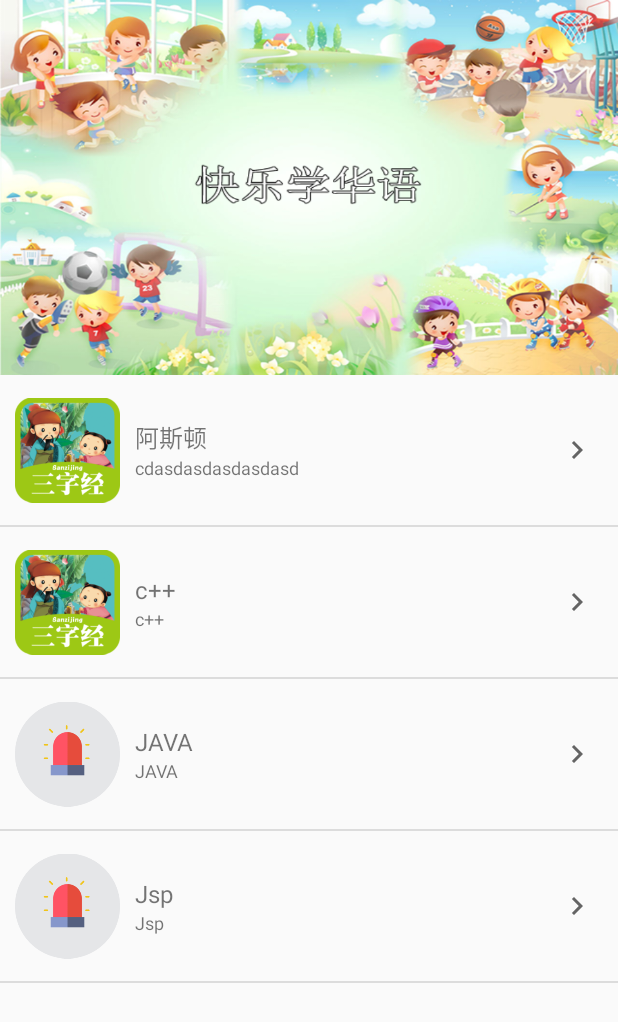
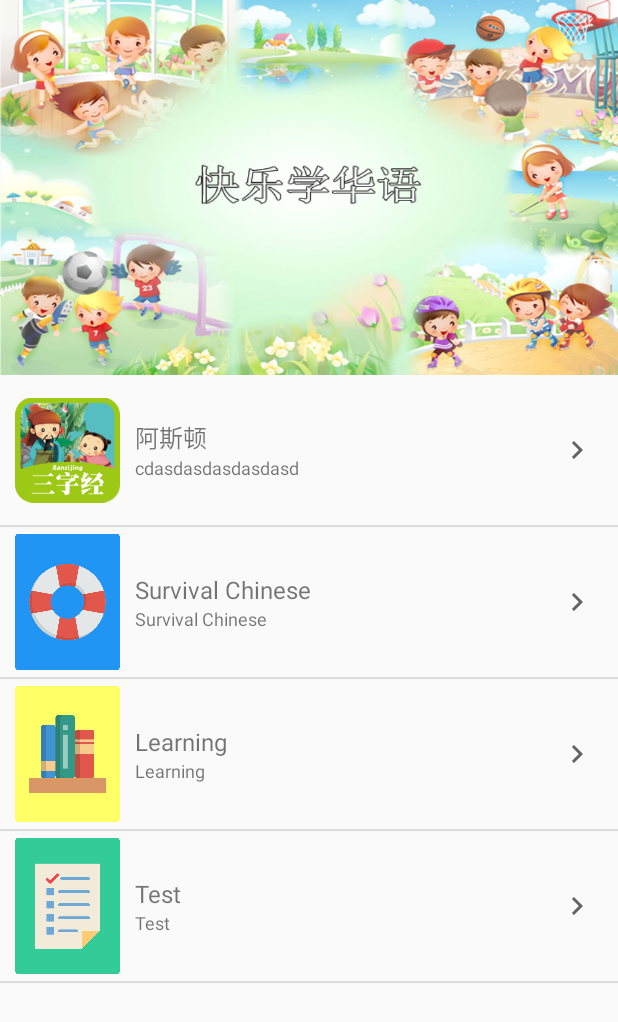
Before and after one commit to ericyam/my_MobileAssignment, an Android app: the HomeActivity screen opened directly, with no data from a screen before it, on a phone screen of 412 x 824 dp. Shown: the top 1022 px of the screen. Run offline under Robolectric (Android 15) with nearby library versions, the phone set to English and light mode, and no system bars.

Commit message:
upload 3 icon

```diff
--- a/app/src/main/java/my/edu/tarc/fragment/HomeActivity.java
+++ b/app/src/main/java/my/edu/tarc/fragment/HomeActivity.java
@@ -13,9 +13,9 @@ public class HomeActivity extends AppCompatActivity {
     Context context;
 
     ArrayList prgmName;
-    public static int [] prgmImages={R.drawable.haha,R.drawable.haha,R.drawable.emergency,R.drawable.emergency};
-    public static String [] prgmNameList={"阿斯顿","c++","JAVA","Jsp"};
-    public static String [] subList={"cdasdasdasdasdasd","c++","JAVA","Jsp"};
+    public static int [] prgmImages={R.drawable.haha,R.drawable.survival,R.drawable.learning,R.drawable.test};
+    public static String [] prgmNameList={"阿斯顿","Survival Chinese","Learning","Test"};
+    public static String [] subList={"cdasdasdasdasdasd","Survival Chinese","Learning","Test"};
 
     @Override
     protected void onCreate(Bundle savedInstanceState) {
```
